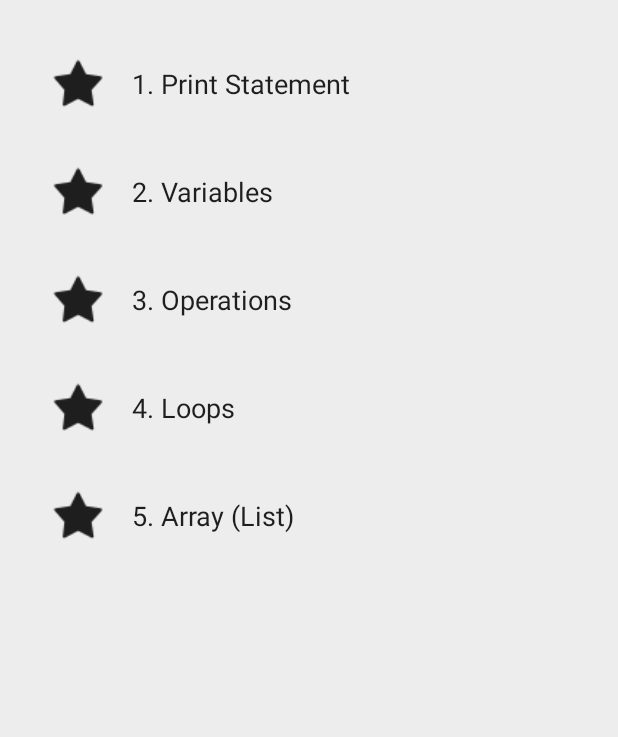
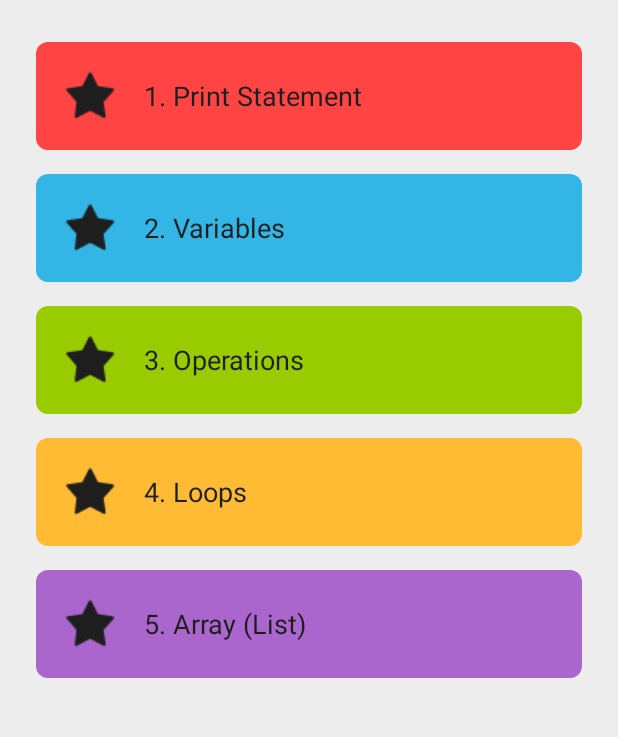
Before and after one commit to Zur-ich/blockpy, an Android app: the screen it shows after launch (MainActivity), on a phone screen of 412 x 824 dp, the part 157-894 px from its top. Run offline under Robolectric (Android 15) with nearby library versions, the phone set to English and light mode, and no system bars.

Commit message:
Colors Improved ripple effect added

```diff
--- a/app/src/main/java/com/example/BlockPy/LessonAdapter.java
+++ b/app/src/main/java/com/example/BlockPy/LessonAdapter.java
@@ -1,8 +1,13 @@
 package com.example.BlockPy;
 
-import android.view.LayoutInflater; import android.view.View; import android.view.ViewGroup;
-import android.widget.ImageView; import android.widget.TextView;
-import androidx.annotation.NonNull; import androidx.recyclerview.widget.RecyclerView;
+import android.view.LayoutInflater;
+import android.view.View;
+import android.view.ViewGroup;
+import android.widget.ImageView;
+import android.widget.TextView;
+import androidx.annotation.NonNull;
+import androidx.core.content.ContextCompat;
+import androidx.recyclerview.widget.RecyclerView;
 import java.util.List;
 
 public class LessonAdapter extends RecyclerView.Adapter<LessonAdapter.LessonViewHolder> {
@@ -32,6 +37,33 @@ public class LessonAdapter extends RecyclerView.Adapter<LessonAdapter.LessonView
         if (lesson != null) {
             holder.lessonTitle.setText(lesson.getTitle());
             holder.lessonIcon.setImageResource(lesson.getIconResourceId());
+
+            // Set background drawable based on position
+            int backgroundResId;
+            switch (position) {
+                case 0: // 1. Print Statement
+                    backgroundResId = R.drawable.lesson_bg_red;
+                    break;
+                case 1: // 2. Variables
+                    backgroundResId = R.drawable.lesson_bg_blue;
+                    break;
+                case 2: // 3. Operations
+                    backgroundResId = R.drawable.lesson_bg_green;
+                    break;
+                case 3: // 4. Loops
+                    backgroundResId = R.drawable.lesson_bg_yellow;
+                    break;
+                case 4: // 5. Array (List)
+                    backgroundResId = R.drawable.lesson_bg_orange;
+                    break;
+                default:
+                    backgroundResId = android.R.color.white;
+                    break;
+            }
+
+            // Get the lesson container inside the item view
+            View lessonContainer = holder.itemView.findViewById(R.id.lesson_container);
+            lessonContainer.setBackground(ContextCompat.getDrawable(holder.itemView.getContext(), backgroundResId));
         }
     }
 
@@ -44,7 +76,22 @@ public class LessonAdapter extends RecyclerView.Adapter<LessonAdapter.LessonView
         ImageView lessonIcon;
         TextView lessonTitle;
         OnLessonClickListener listener;
-        public LessonViewHolder(View itemView, OnLessonClickListener listener) {super(itemView); lessonIcon = itemView.findViewById(R.id.lesson_icon); lessonTitle = itemView.findViewById(R.id.lesson_title); this.listener = listener; itemView.setOnClickListener(this);}
-        @Override public void onClick(View view){if(listener!=null){int position=getAdapterPosition();if(position!=RecyclerView.NO_POSITION)listener.onLessonClick(position);}}
+
+        public LessonViewHolder(View itemView, OnLessonClickListener listener) {
+            super(itemView);
+            lessonIcon = itemView.findViewById(R.id.lesson_icon);
+            lessonTitle = itemView.findViewById(R.id.lesson_title);
+            this.listener = listener;
+            itemView.setOnClickListener(this);
+        }
+
+        @Override
+        public void onClick(View view) {
+            if (listener != null) {
+                int position = getAdapterPosition();
+                if (position != RecyclerView.NO_POSITION)
+                    listener.onLessonClick(position);
+            }
+        }
     }
 }
--- a/app/src/main/java/com/example/BlockPy/QuizFragment.java
+++ b/app/src/main/java/com/example/BlockPy/QuizFragment.java
@@ -1,7 +1,8 @@
 package com.example.BlockPy; // Use your package name
 
 
-import android.content.Context; import android.content.res.ColorStateList; import android.graphics.Color;
+import android.content.Context; import android.content.res.ColorStateList;
+import android.graphics.Color;
 import android.os.Build;
 import android.os.Bundle;
 import android.os.Handler;
--- /dev/null
+++ b/app/src/main/res/drawable/lesson_bg_blue.xml
@@ -0,0 +1,5 @@
+<?xml version="1.0" encoding="utf-8"?>
+<shape xmlns:android="http://schemas.android.com/apk/res/android">
+    <solid android:color="@color/lesson_color_2" />
+    <corners android:radius="8dp" />
+</shape>
--- /dev/null
+++ b/app/src/main/res/drawable/lesson_bg_green.xml
@@ -0,0 +1,5 @@
+<?xml version="1.0" encoding="utf-8"?>
+<shape xmlns:android="http://schemas.android.com/apk/res/android">
+    <solid android:color="@color/lesson_color_3" />
+    <corners android:radius="8dp" />
+</shape>
--- /dev/null
+++ b/app/src/main/res/drawable/lesson_bg_orange.xml
@@ -0,0 +1,5 @@
+<?xml version="1.0" encoding="utf-8"?>
+<shape xmlns:android="http://schemas.android.com/apk/res/android">
+    <solid android:color="@color/lesson_color_5" />
+    <corners android:radius="8dp" />
+</shape>
--- /dev/null
+++ b/app/src/main/res/drawable/lesson_bg_red.xml
@@ -0,0 +1,5 @@
+<?xml version="1.0" encoding="utf-8"?>
+<shape xmlns:android="http://schemas.android.com/apk/res/android">
+    <solid android:color="@color/lesson_color_1" />
+    <corners android:radius="8dp" />
+</shape>
--- /dev/null
+++ b/app/src/main/res/drawable/lesson_bg_yellow.xml
@@ -0,0 +1,5 @@
+<?xml version="1.0" encoding="utf-8"?>
+<shape xmlns:android="http://schemas.android.com/apk/res/android">
+    <solid android:color="@color/lesson_color_4" />
+    <corners android:radius="8dp" />
+</shape>
--- /dev/null
+++ b/app/src/main/res/drawable/lesson_ripple_effect.xml
@@ -0,0 +1,10 @@
+<?xml version="1.0" encoding="utf-8"?>
+<ripple xmlns:android="http://schemas.android.com/apk/res/android"
+    android:color="?android:attr/colorControlHighlight">
+    <item android:id="@android:id/mask">
+        <shape android:shape="rectangle">
+            <corners android:radius="8dp" />
+            <solid android:color="#000000" />
+        </shape>
+    </item>
+</ripple>
--- a/app/src/main/res/layout/list_item_lesson.xml
+++ b/app/src/main/res/layout/list_item_lesson.xml
@@ -1,15 +1,25 @@
 <?xml version="1.0" encoding="utf-8"?>
-<LinearLayout xmlns:android="http://schemas.android.com/apk/res/android"
+<FrameLayout
+    xmlns:android="http://schemas.android.com/apk/res/android"
     xmlns:tools="http://schemas.android.com/tools"
     xmlns:app="http://schemas.android.com/apk/res-auto"
+    android:id="@+id/item_root"
+    android:layout_width="match_parent"
+    android:layout_height="wrap_content"
+    android:padding="8dp"
+    android:clickable="true"
+    android:focusable="true"
+    android:foreground="@drawable/lesson_ripple_effect">
+
+    <LinearLayout
+        android:id="@+id/lesson_container"
         android:layout_width="match_parent"
         android:layout_height="wrap_content"
         android:orientation="horizontal"
         android:padding="16dp"
         android:gravity="center_vertical"
-    android:clickable="true"
-    android:focusable="true"
-    android:background="?android:attr/selectableItemBackground">
+        android:clickable="false"
+        android:focusable="false">
 
         <ImageView
             android:id="@+id/lesson_icon"
@@ -28,5 +38,5 @@
             android:textAppearance="@style/TextAppearance.AppCompat.Medium"
             android:textColor="@color/dark_text_primary"
             tools:text="Lesson Title Here" />
-
     </LinearLayout>
+</FrameLayout>
--- a/app/src/main/res/values/colors.xml
+++ b/app/src/main/res/values/colors.xml
@@ -18,4 +18,10 @@
     <color name="quiz_incorrect_red">#F44336</color>
     <color name="quiz_default_background">@color/dark_surface</color>
     <color name="quiz_selected_background">#424242</color>
+
+    <color name="lesson_color_1">@android:color/holo_red_light</color>
+    <color name="lesson_color_2">@android:color/holo_blue_light</color>
+    <color name="lesson_color_3">@android:color/holo_green_light</color>
+    <color name="lesson_color_4">@android:color/holo_orange_light</color>
+    <color name="lesson_color_5">@android:color/holo_purple</color>
 </resources>
--- a/build.gradle.kts
+++ b/build.gradle.kts
@@ -1,7 +1,7 @@
 // Root build.gradle.kts
 plugins {
-    id("com.android.application") version "8.1.0" apply false
-    id("com.android.library") version "8.1.0" apply false
+    id("com.android.application") version "8.9.1" apply false
+    id("com.android.library") version "8.9.1" apply false
     id("org.jetbrains.kotlin.android") version "1.8.10" apply false
 }
 
```
Lines whose indentation alone changed are shown as unchanged.
